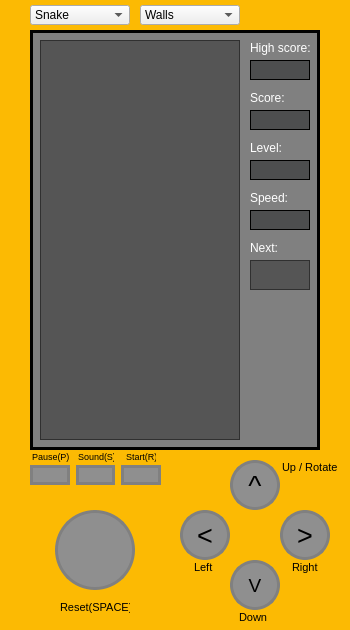
burshlatt/CPP_Qt_BrickGame, file src/view/view.ui: the form before one commit.
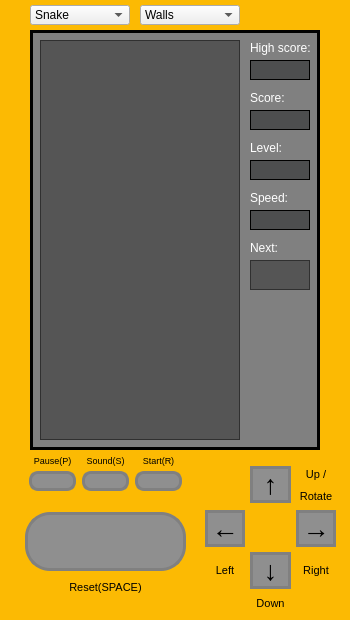
The form after the commit.

Diff of the .ui file:
```diff
--- a/src/view/view.ui
+++ b/src/view/view.ui
@@ -7,7 +7,7 @@
     <x>0</x>
     <y>0</y>
     <width>350</width>
-    <height>630</height>
+    <height>620</height>
    </rect>
   </property>
   <property name="windowTitle">
@@ -248,22 +248,143 @@
      </property>
     </widget>
    </widget>
-   <widget class="QWidget" name="horizontalLayoutWidget">
+   <widget class="QComboBox" name="cbGame">
     <property name="geometry">
      <rect>
       <x>30</x>
-      <y>460</y>
-      <width>131</width>
-      <height>31</height>
+      <y>5</y>
+      <width>100</width>
+      <height>20</height>
      </rect>
     </property>
+    <item>
+     <property name="text">
+      <string>Snake</string>
+     </property>
+    </item>
+    <item>
+     <property name="text">
+      <string>Tetris</string>
+     </property>
+    </item>
+   </widget>
+   <widget class="QComboBox" name="cbWalls">
+    <property name="geometry">
+     <rect>
+      <x>140</x>
+      <y>5</y>
+      <width>100</width>
+      <height>20</height>
+     </rect>
+    </property>
+    <item>
+     <property name="text">
+      <string>Walls</string>
+     </property>
+    </item>
+    <item>
+     <property name="text">
+      <string>No walls</string>
+     </property>
+    </item>
+   </widget>
+   <widget class="QWidget" name="verticalLayoutWidget">
+    <property name="geometry">
+     <rect>
+      <x>20</x>
+      <y>450</y>
+      <width>171</width>
+      <height>149</height>
+     </rect>
+    </property>
+    <layout class="QVBoxLayout" name="verticalLayout">
+     <property name="spacing">
+      <number>0</number>
+     </property>
+     <item>
     <layout class="QHBoxLayout" name="horizontalLayout">
+       <property name="spacing">
+        <number>6</number>
+       </property>
+       <property name="leftMargin">
+        <number>9</number>
+       </property>
+       <property name="topMargin">
+        <number>0</number>
+       </property>
+       <property name="rightMargin">
+        <number>9</number>
+       </property>
+       <item>
+        <widget class="QLabel" name="label_2">
+         <property name="font">
+          <font>
+           <pointsize>7</pointsize>
+          </font>
+         </property>
+         <property name="text">
+          <string>Pause(P)</string>
+         </property>
+         <property name="alignment">
+          <set>Qt::AlignCenter</set>
+         </property>
+        </widget>
+       </item>
+       <item>
+        <widget class="QLabel" name="label_3">
+         <property name="font">
+          <font>
+           <pointsize>7</pointsize>
+          </font>
+         </property>
+         <property name="text">
+          <string>Sound(S)</string>
+         </property>
+         <property name="alignment">
+          <set>Qt::AlignCenter</set>
+         </property>
+        </widget>
+       </item>
+       <item>
+        <widget class="QLabel" name="label">
+         <property name="font">
+          <font>
+           <pointsize>7</pointsize>
+          </font>
+         </property>
+         <property name="text">
+          <string>Start(R)</string>
+         </property>
+         <property name="alignment">
+          <set>Qt::AlignCenter</set>
+         </property>
+        </widget>
+       </item>
+      </layout>
+     </item>
+     <item>
+      <layout class="QHBoxLayout" name="horizontalLayout_2">
+       <property name="spacing">
+        <number>6</number>
+       </property>
+       <property name="leftMargin">
+        <number>9</number>
+       </property>
+       <property name="topMargin">
+        <number>0</number>
+       </property>
+       <property name="rightMargin">
+        <number>9</number>
+       </property>
+       <property name="bottomMargin">
+        <number>11</number>
+       </property>
      <item>
       <widget class="QPushButton" name="btnPause">
        <property name="styleSheet">
         <string notr="true">QPushButton {
 	background-color: #8F8F8F;
-	border-radius: 11px;
+	border-radius: 9px;
 	border: 3px solid gray;
 	color: #82D625;
 }
@@ -286,7 +407,7 @@
        <property name="styleSheet">
         <string notr="true">QPushButton {
 	background-color: #8F8F8F;
-	border-radius: 11px;
+	border-radius: 9px;
 	border: 3px solid gray;
 	color: #82D625;
 }
@@ -309,7 +430,7 @@
        <property name="styleSheet">
         <string notr="true">QPushButton {
 	background-color: #8F8F8F;
-	border-radius: 11px;
+	border-radius: 9px;
 	border: 3px solid gray;
 	color: #82D625;
 }
@@ -328,160 +449,37 @@
       </widget>
      </item>
     </layout>
-   </widget>
-   <widget class="QPushButton" name="btnUp">
-    <property name="geometry">
-     <rect>
-      <x>230</x>
-      <y>460</y>
-      <width>50</width>
-      <height>50</height>
-     </rect>
-    </property>
-    <property name="font">
-     <font>
-      <pointsize>21</pointsize>
-      <bold>false</bold>
-     </font>
-    </property>
-    <property name="styleSheet">
-     <string notr="true">QPushButton {
-	border: 3px solid gray;
-    border-radius: 25px;
-    background-color: #4CAF50;
-    background-color: #8F8F8F;
-}
-
-QPushButton:hover {
-    border: 3px solid blue;
-}
-
-QPushButton:pressed {
-  background-color: white;
-}</string>
-    </property>
-    <property name="text">
-     <string>^</string>
-    </property>
-   </widget>
-   <widget class="QPushButton" name="btnRight">
-    <property name="geometry">
-     <rect>
-      <x>280</x>
-      <y>510</y>
-      <width>50</width>
-      <height>50</height>
-     </rect>
-    </property>
-    <property name="font">
-     <font>
-      <pointsize>20</pointsize>
-      <bold>false</bold>
-     </font>
-    </property>
-    <property name="styleSheet">
-     <string notr="true">QPushButton {
-	border: 3px solid gray;
-    border-radius: 25px;
-    background-color: #4CAF50;
-    background-color: #8F8F8F;
-}
-
-QPushButton:hover {
-    border: 3px solid blue;
-}
-
-QPushButton:pressed {
-  background-color: white;
-}</string>
-    </property>
-    <property name="text">
-     <string>&gt;</string>
-    </property>
-   </widget>
-   <widget class="QPushButton" name="btnDown">
-    <property name="geometry">
-     <rect>
-      <x>230</x>
-      <y>560</y>
-      <width>50</width>
-      <height>50</height>
-     </rect>
-    </property>
-    <property name="font">
-     <font>
-      <pointsize>14</pointsize>
-      <bold>false</bold>
-     </font>
-    </property>
-    <property name="styleSheet">
-     <string notr="true">QPushButton {
-	border: 3px solid gray;
-    border-radius: 25px;
-    background-color: #4CAF50;
-    background-color: #8F8F8F;
-}
-
-QPushButton:hover {
-    border: 3px solid blue;
-}
-
-QPushButton:pressed {
-  background-color: white;
-}</string>
-    </property>
-    <property name="text">
-     <string>V</string>
-    </property>
-   </widget>
-   <widget class="QPushButton" name="btnLeft">
-    <property name="geometry">
-     <rect>
-      <x>180</x>
-      <y>510</y>
-      <width>50</width>
-      <height>50</height>
-     </rect>
-    </property>
-    <property name="font">
-     <font>
-      <pointsize>20</pointsize>
-      <bold>false</bold>
-     </font>
-    </property>
-    <property name="styleSheet">
-     <string notr="true">QPushButton {
-	border: 3px solid gray;
-    border-radius: 25px;
-    background-color: #4CAF50;
-    background-color: #8F8F8F;
-}
-
-QPushButton:hover {
-    border: 3px solid blue;
-}
-
-QPushButton:pressed {
-  background-color: white;
-}</string>
-    </property>
-    <property name="text">
-     <string>&lt;</string>
-    </property>
-   </widget>
+     </item>
+     <item>
+      <layout class="QHBoxLayout" name="horizontalLayout_3">
+       <item>
+        <layout class="QVBoxLayout" name="verticalLayout_3">
+         <property name="spacing">
+          <number>10</number>
+         </property>
+         <property name="leftMargin">
+          <number>5</number>
+         </property>
+         <property name="topMargin">
+          <number>10</number>
+         </property>
+         <property name="rightMargin">
+          <number>5</number>
+         </property>
+         <property name="bottomMargin">
+          <number>5</number>
+         </property>
+         <item>
    <widget class="QPushButton" name="btnReset">
-    <property name="geometry">
-     <rect>
-      <x>55</x>
-      <y>510</y>
-      <width>80</width>
-      <height>80</height>
-     </rect>
+           <property name="font">
+            <font>
+             <pointsize>35</pointsize>
+            </font>
     </property>
     <property name="styleSheet">
      <string notr="true">QPushButton {
 	border: 3px solid gray;
-    border-radius: 40px;
+    border-radius: 25px;
     background-color: #4CAF50;
     background-color: #8F8F8F;
 }
@@ -498,69 +496,9 @@
      <string/>
     </property>
    </widget>
-   <widget class="QLabel" name="label">
-    <property name="geometry">
-     <rect>
-      <x>126</x>
-      <y>449</y>
-      <width>30</width>
-      <height>15</height>
-     </rect>
-    </property>
-    <property name="font">
-     <font>
-      <pointsize>7</pointsize>
-     </font>
-    </property>
-    <property name="text">
-     <string>Start(R)</string>
-    </property>
-   </widget>
-   <widget class="QLabel" name="label_2">
-    <property name="geometry">
-     <rect>
-      <x>32</x>
-      <y>449</y>
-      <width>40</width>
-      <height>15</height>
-     </rect>
-    </property>
-    <property name="font">
-     <font>
-      <pointsize>7</pointsize>
-     </font>
-    </property>
-    <property name="text">
-     <string>Pause(P)</string>
-    </property>
-   </widget>
-   <widget class="QLabel" name="label_3">
-    <property name="geometry">
-     <rect>
-      <x>78</x>
-      <y>449</y>
-      <width>36</width>
-      <height>15</height>
-     </rect>
-    </property>
-    <property name="font">
-     <font>
-      <pointsize>7</pointsize>
-     </font>
-    </property>
-    <property name="text">
-     <string>Sound(S)</string>
-    </property>
-   </widget>
+         </item>
+         <item>
    <widget class="QLabel" name="label_4">
-    <property name="geometry">
-     <rect>
-      <x>60</x>
-      <y>600</y>
-      <width>70</width>
-      <height>15</height>
-     </rect>
-    </property>
     <property name="font">
      <font>
       <pointsize>8</pointsize>
@@ -569,16 +507,44 @@
     <property name="text">
      <string>Reset(SPACE)</string>
     </property>
-   </widget>
+           <property name="alignment">
+            <set>Qt::AlignCenter</set>
+           </property>
+          </widget>
+         </item>
+        </layout>
+       </item>
+      </layout>
+     </item>
+    </layout>
+   </widget>
+   <widget class="QWidget" name="gridLayoutWidget">
+    <property name="geometry">
+     <rect>
+      <x>200</x>
+      <y>460</y>
+      <width>141</width>
+      <height>157</height>
+     </rect>
+    </property>
+    <layout class="QGridLayout" name="gridLayout">
+     <property name="leftMargin">
+      <number>5</number>
+     </property>
+     <property name="topMargin">
+      <number>5</number>
+     </property>
+     <property name="rightMargin">
+      <number>5</number>
+     </property>
+     <property name="bottomMargin">
+      <number>5</number>
+     </property>
+     <property name="spacing">
+      <number>5</number>
+     </property>
+     <item row="3" column="1">
    <widget class="QLabel" name="label_5">
-    <property name="geometry">
-     <rect>
-      <x>194</x>
-      <y>560</y>
-      <width>20</width>
-      <height>15</height>
-     </rect>
-    </property>
     <property name="font">
      <font>
       <pointsize>8</pointsize>
@@ -587,34 +553,28 @@
     <property name="text">
      <string>Left</string>
     </property>
-   </widget>
-   <widget class="QLabel" name="label_6">
-    <property name="geometry">
-     <rect>
-      <x>292</x>
-      <y>560</y>
-      <width>30</width>
-      <height>15</height>
-     </rect>
-    </property>
-    <property name="font">
-     <font>
-      <pointsize>8</pointsize>
-     </font>
-    </property>
-    <property name="text">
-     <string>Right</string>
-    </property>
-   </widget>
+       <property name="alignment">
+        <set>Qt::AlignCenter</set>
+       </property>
+      </widget>
+     </item>
+     <item row="2" column="2">
+      <widget class="QFrame" name="frame">
+       <property name="styleSheet">
+        <string notr="true">QFrame {
+	border: 0px black;
+}</string>
+       </property>
+       <property name="frameShape">
+        <enum>QFrame::StyledPanel</enum>
+       </property>
+       <property name="frameShadow">
+        <enum>QFrame::Raised</enum>
+       </property>
+      </widget>
+     </item>
+     <item row="4" column="2">
    <widget class="QLabel" name="label_7">
-    <property name="geometry">
-     <rect>
-      <x>239</x>
-      <y>610</y>
-      <width>30</width>
-      <height>15</height>
-     </rect>
-    </property>
     <property name="font">
      <font>
       <pointsize>8</pointsize>
@@ -623,64 +583,173 @@
     <property name="text">
      <string>Down</string>
     </property>
-   </widget>
+       <property name="alignment">
+        <set>Qt::AlignCenter</set>
+       </property>
+      </widget>
+     </item>
+     <item row="2" column="3">
+      <widget class="QPushButton" name="btnRight">
+       <property name="font">
+        <font>
+         <pointsize>20</pointsize>
+         <bold>false</bold>
+        </font>
+       </property>
+       <property name="styleSheet">
+        <string notr="true">QPushButton {
+	border: 3px solid gray;
+    border-radius: 19px;
+    background-color: #4CAF50;
+    background-color: #8F8F8F;
+}
+
+QPushButton:hover {
+    border: 3px solid blue;
+}
+
+QPushButton:pressed {
+  background-color: white;
+}</string>
+       </property>
+       <property name="text">
+        <string>→</string>
+       </property>
+      </widget>
+     </item>
+     <item row="3" column="2">
+      <widget class="QPushButton" name="btnDown">
+       <property name="font">
+        <font>
+         <pointsize>20</pointsize>
+         <bold>false</bold>
+        </font>
+       </property>
+       <property name="styleSheet">
+        <string notr="true">QPushButton {
+	border: 3px solid gray;
+    border-radius: 19px;
+    background-color: #4CAF50;
+    background-color: #8F8F8F;
+}
+
+QPushButton:hover {
+    border: 3px solid blue;
+}
+
+QPushButton:pressed {
+  background-color: white;
+}</string>
+       </property>
+       <property name="text">
+        <string>↓</string>
+       </property>
+      </widget>
+     </item>
+     <item row="2" column="1">
+      <widget class="QPushButton" name="btnLeft">
+       <property name="font">
+        <font>
+         <pointsize>20</pointsize>
+         <bold>false</bold>
+        </font>
+       </property>
+       <property name="styleSheet">
+        <string notr="true">QPushButton {
+	border: 3px solid gray;
+    border-radius: 19px;
+    background-color: #4CAF50;
+    background-color: #8F8F8F;
+}
+
+QPushButton:hover {
+    border: 3px solid blue;
+}
+
+QPushButton:pressed {
+  background-color: white;
+}</string>
+       </property>
+       <property name="text">
+        <string>←</string>
+       </property>
+      </widget>
+     </item>
+     <item row="3" column="3">
+      <widget class="QLabel" name="label_6">
+       <property name="font">
+        <font>
+         <pointsize>8</pointsize>
+        </font>
+       </property>
+       <property name="text">
+        <string>Right</string>
+       </property>
+       <property name="alignment">
+        <set>Qt::AlignCenter</set>
+       </property>
+      </widget>
+     </item>
+     <item row="0" column="2" rowspan="2">
+      <widget class="QPushButton" name="btnUp">
+       <property name="font">
+        <font>
+         <pointsize>20</pointsize>
+         <bold>false</bold>
+        </font>
+       </property>
+       <property name="styleSheet">
+        <string notr="true">QPushButton {
+	border: 3px solid gray;
+    border-radius: 19px;
+    background-color: #4CAF50;
+    background-color: #8F8F8F;
+}
+
+QPushButton:hover {
+    border: 3px solid blue;
+}
+
+QPushButton:pressed {
+  background-color: white;
+}</string>
+       </property>
+       <property name="text">
+        <string>↑</string>
+       </property>
+      </widget>
+     </item>
+     <item row="0" column="3">
    <widget class="QLabel" name="label_8">
-    <property name="geometry">
-     <rect>
-      <x>282</x>
-      <y>460</y>
-      <width>65</width>
-      <height>15</height>
-     </rect>
-    </property>
     <property name="font">
      <font>
       <pointsize>8</pointsize>
      </font>
     </property>
     <property name="text">
-     <string>Up / Rotate</string>
-    </property>
-   </widget>
-   <widget class="QComboBox" name="cbGame">
-    <property name="geometry">
-     <rect>
-      <x>30</x>
-      <y>5</y>
-      <width>100</width>
-      <height>20</height>
-     </rect>
-    </property>
-    <item>
+        <string>Up /</string>
+       </property>
+       <property name="alignment">
+        <set>Qt::AlignCenter</set>
+       </property>
+      </widget>
+     </item>
+     <item row="1" column="3">
+      <widget class="QLabel" name="label_14">
+       <property name="font">
+        <font>
+         <pointsize>8</pointsize>
+        </font>
+       </property>
      <property name="text">
-      <string>Snake</string>
-     </property>
-    </item>
-    <item>
-     <property name="text">
-      <string>Tetris</string>
-     </property>
-    </item>
-   </widget>
-   <widget class="QComboBox" name="cbWalls">
-    <property name="geometry">
-     <rect>
-      <x>140</x>
-      <y>5</y>
-      <width>100</width>
-      <height>20</height>
-     </rect>
-    </property>
-    <item>
-     <property name="text">
-      <string>Walls</string>
-     </property>
-    </item>
-    <item>
-     <property name="text">
-      <string>No walls</string>
-     </property>
-    </item>
+        <string>Rotate</string>
+       </property>
+       <property name="alignment">
+        <set>Qt::AlignCenter</set>
+       </property>
+      </widget>
+     </item>
+    </layout>
    </widget>
   </widget>
  </widget>
```
Lines whose indentation alone changed are shown as unchanged.
